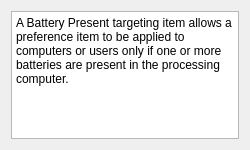
This is src/apps/mvvm-folders/item_level_targeting/batterypresentwidget.ui in august-alt/policy-preferences-editor-prototype as Qt 5 draws it before an edit. The edited form follows.
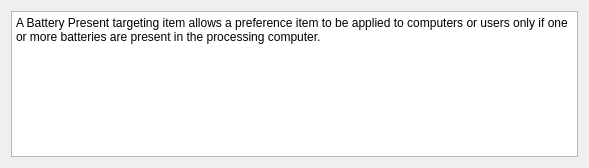
This is the edited form.

```diff
--- a/src/apps/mvvm-folders/item_level_targeting/batterypresentwidget.ui
+++ b/src/apps/mvvm-folders/item_level_targeting/batterypresentwidget.ui
@@ -6,8 +6,8 @@
    <rect>
     <x>0</x>
     <y>0</y>
-    <width>250</width>
-    <height>150</height>
+    <width>589</width>
+    <height>168</height>
    </rect>
   </property>
   <property name="sizePolicy">
```
